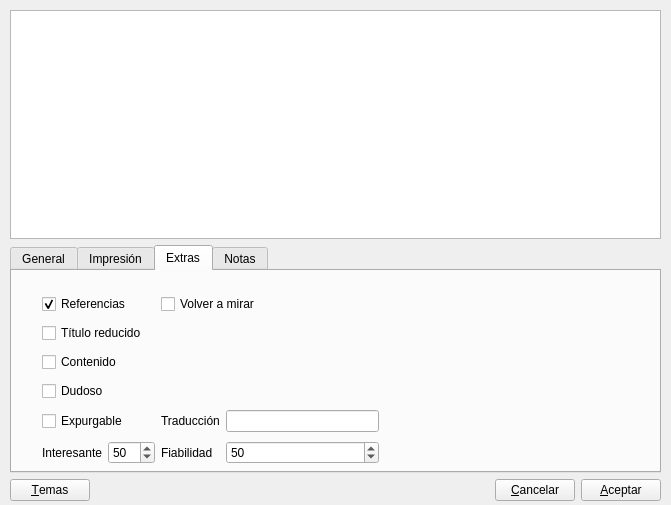
Qt form gui/dlgnuevaobra.ui (rogorido/qtpredicadores) before a commit.
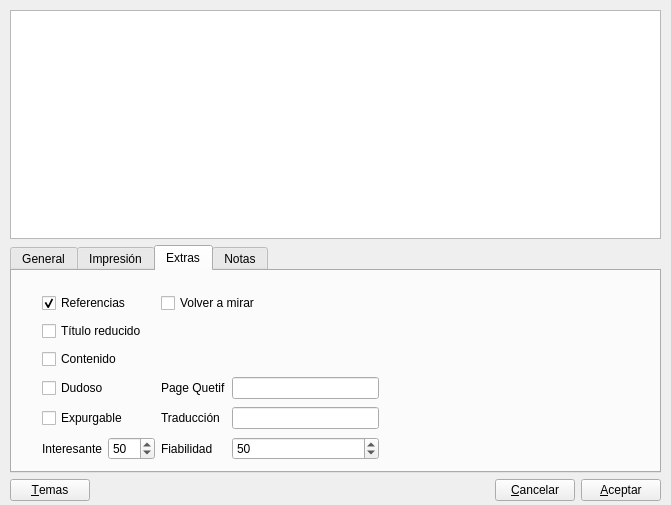
The same form after that commit. Custom widgets are drawn as their Qt base class.

```diff
--- a/gui/dlgnuevaobra.ui
+++ b/gui/dlgnuevaobra.ui
@@ -356,6 +356,16 @@
            </property>
           </widget>
          </item>
+         <item row="3" column="2">
+          <widget class="QLabel" name="label_14">
+           <property name="text">
+            <string>Page Quetif</string>
+           </property>
+          </widget>
+         </item>
+         <item row="3" column="3">
+          <widget class="QLineEdit" name="txtPageQuetif"/>
+         </item>
         </layout>
        </widget>
       </widget>
```
